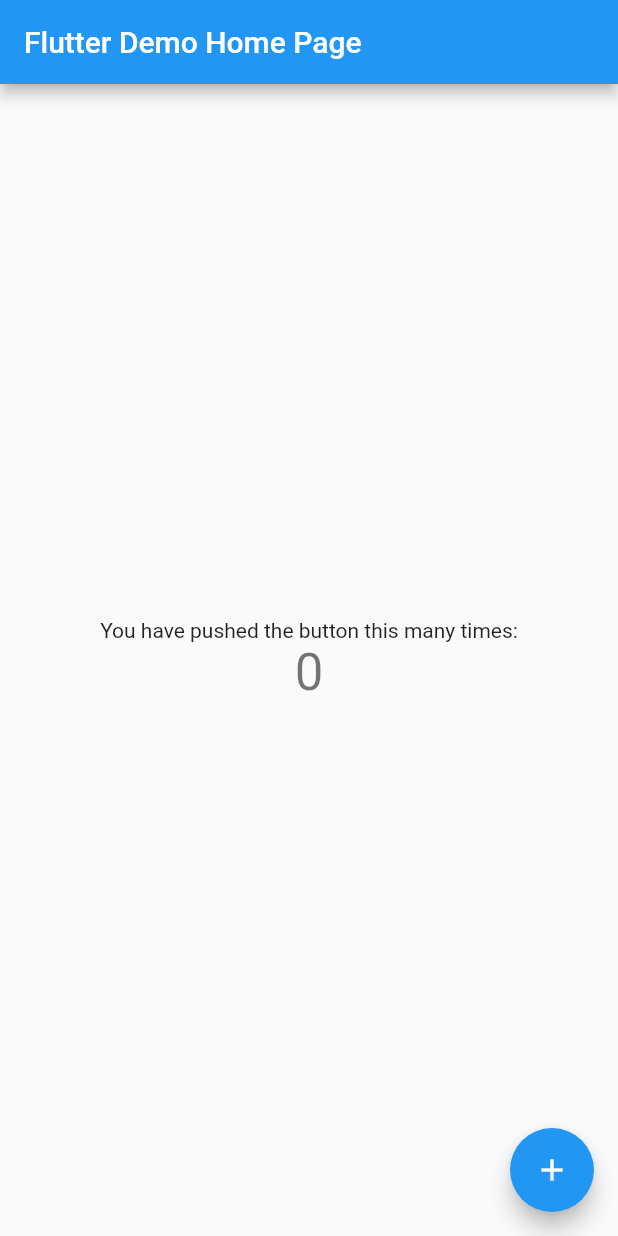
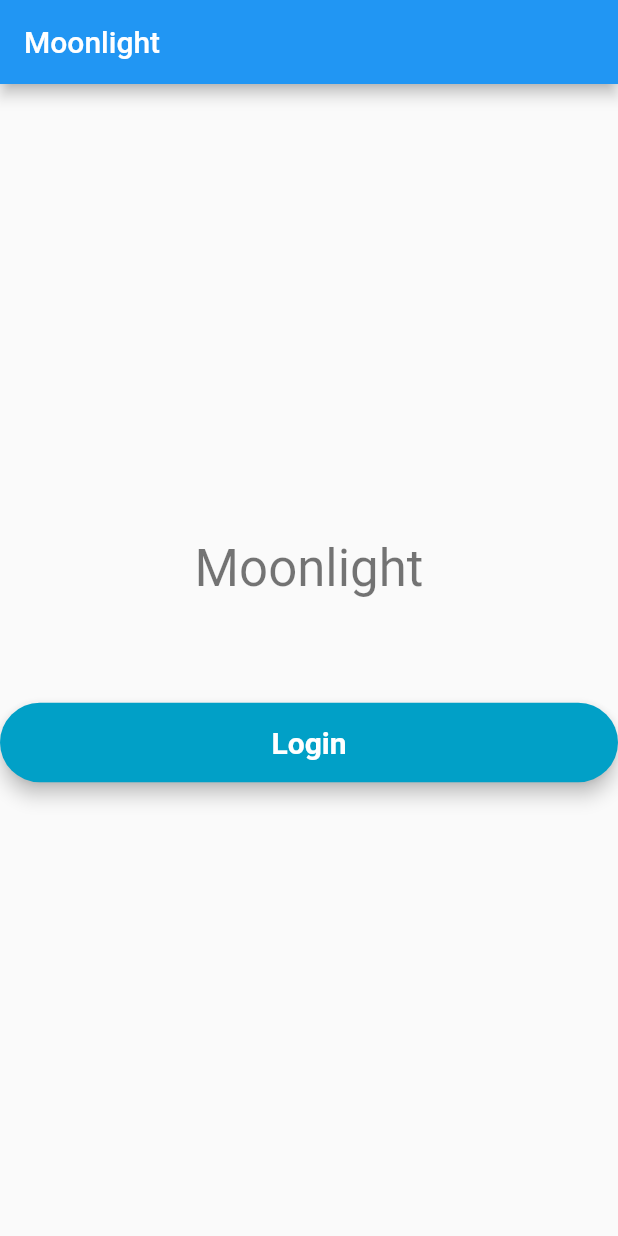
Before and after one commit to JarninFang/moonlight, a Flutter app: the screen it shows after launch, on a phone screen of 412 x 824 dp. Run offline on Flutter 3.47's test engine with Material 2 defaults, Android fonts, the phone set to English and light mode, and no system bars; Roboto replaces fonts that are missing (Montserrat).

Commit message:
Basic basic login

```diff
--- a/lib/main.dart
+++ b/lib/main.dart
@@ -1,4 +1,5 @@
 import 'package:flutter/material.dart';
+import 'login.dart';
 
 void main() => runApp(MyApp());
 
@@ -7,36 +8,17 @@ class MyApp extends StatelessWidget {
   @override
   Widget build(BuildContext context) {
     return MaterialApp(
-      title: 'Flutter Demo',
+      title: 'Moonlight',
       theme: ThemeData(
-        // This is the theme of your application.
-        //
-        // Try running your application with "flutter run". You'll see the
-        // application has a blue toolbar. Then, without quitting the app, try
-        // changing the primarySwatch below to Colors.green and then invoke
-        // "hot reload" (press "r" in the console where you ran "flutter run",
-        // or simply save your changes to "hot reload" in a Flutter IDE).
-        // Notice that the counter didn't reset back to zero; the application
-        // is not restarted.
         primarySwatch: Colors.blue,
       ),
-      home: MyHomePage(title: 'Flutter Demo Home Page'),
+      home: MyHomePage(title: 'Moonlight'),
     );
   }
 }
 
 class MyHomePage extends StatefulWidget {
   MyHomePage({Key key, this.title}) : super(key: key);
-
-  // This widget is the home page of your application. It is stateful, meaning
-  // that it has a State object (defined below) that contains fields that affect
-  // how it looks.
-
-  // This class is the configuration for the state. It holds the values (in this
-  // case the title) provided by the parent (in this case the App widget) and
-  // used by the build method of the State. Fields in a Widget subclass are
-  // always marked "final".
-
   final String title;
 
   @override
@@ -44,68 +26,51 @@ class MyHomePage extends StatefulWidget {
 }
 
 class _MyHomePageState extends State<MyHomePage> {
-  int _counter = 0;
-
-  void _incrementCounter() {
-    setState(() {
-      // This call to setState tells the Flutter framework that something has
-      // changed in this State, which causes it to rerun the build method below
-      // so that the display can reflect the updated values. If we changed
-      // _counter without calling setState(), then the build method would not be
-      // called again, and so nothing would appear to happen.
-      _counter++;
-    });
-  }
+  TextStyle style = TextStyle(fontFamily: 'Montserrat', fontSize: 20.0);
 
   @override
   Widget build(BuildContext context) {
-    // This method is rerun every time setState is called, for instance as done
-    // by the _incrementCounter method above.
-    //
-    // The Flutter framework has been optimized to make rerunning build methods
-    // fast, so that you can just rebuild anything that needs updating rather
-    // than having to individually change instances of widgets.
+
+    _onLoginButtonPress() {
+      Navigator.push(
+        context,
+        MaterialPageRoute(builder: (context) => LoginPage()),
+      );
+    }
+
+    final loginButton = Material(
+      elevation: 5.0,
+      borderRadius: BorderRadius.circular(30.0),
+      color: Color(0xff01A0C7),
+      child: MaterialButton(
+        minWidth: MediaQuery.of(context).size.width,
+        padding: EdgeInsets.fromLTRB(20.0, 15.0, 20.0, 15.0),
+        onPressed: () => _onLoginButtonPress(),
+        child: Text("Login",
+            textAlign: TextAlign.center,
+            style: style.copyWith(
+              color: Colors.white, fontWeight: FontWeight.bold)),
+      )
+    );
+
     return Scaffold(
       appBar: AppBar(
-        // Here we take the value from the MyHomePage object that was created by
-        // the App.build method, and use it to set our appbar title.
         title: Text(widget.title),
       ),
       body: Center(
-        // Center is a layout widget. It takes a single child and positions it
-        // in the middle of the parent.
         child: Column(
-          // Column is also layout widget. It takes a list of children and
-          // arranges them vertically. By default, it sizes itself to fit its
-          // children horizontally, and tries to be as tall as its parent.
-          //
-          // Invoke "debug painting" (press "p" in the console, choose the
-          // "Toggle Debug Paint" action from the Flutter Inspector in Android
-          // Studio, or the "Toggle Debug Paint" command in Visual Studio Code)
-          // to see the wireframe for each widget.
-          //
-          // Column has various properties to control how it sizes itself and
-          // how it positions its children. Here we use mainAxisAlignment to
-          // center the children vertically; the main axis here is the vertical
-          // axis because Columns are vertical (the cross axis would be
-          // horizontal).
           mainAxisAlignment: MainAxisAlignment.center,
           children: <Widget>[
             Text(
-              'You have pushed the button this many times:',
-            ),
-            Text(
-              '$_counter',
+              'Moonlight',
               style: Theme.of(context).textTheme.display1,
             ),
+            SizedBox(height: 70.0),
+            loginButton
           ],
         ),
+
       ),
-      floatingActionButton: FloatingActionButton(
-        onPressed: _incrementCounter,
-        tooltip: 'Increment',
-        child: Icon(Icons.add),
-      ), // This trailing comma makes auto-formatting nicer for build methods.
     );
   }
 }
```
Also changed, not shown: lib/login.dart (added, +54 -0 lines), 1 other file.
